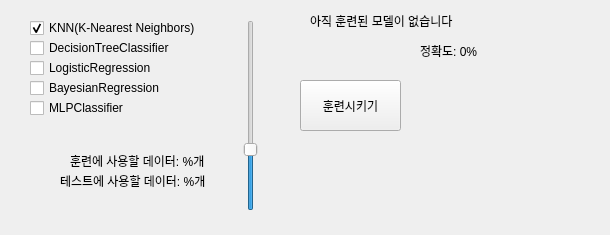
First picture: the form in test.ui, repository CChuYong/IrisClassifier, before the edit.
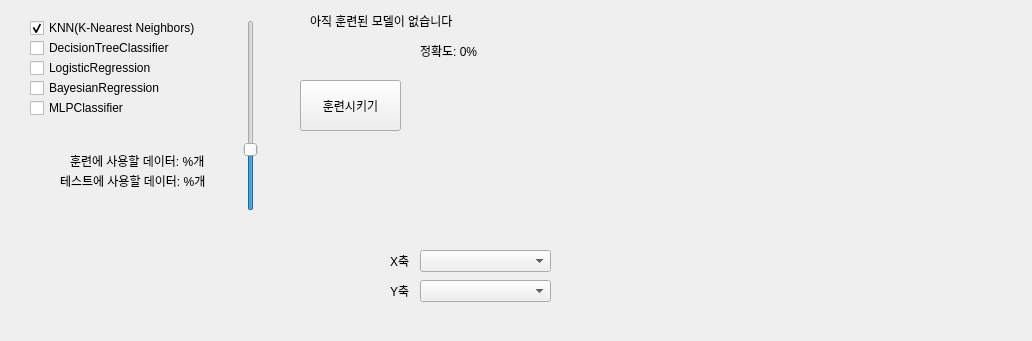
Second picture: the form after the edit.

Commit message: Updated Scatter Graph Implementation

Patch:
```diff
--- a/test.ui
+++ b/test.ui
@@ -6,8 +6,8 @@
    <rect>
     <x>0</x>
     <y>0</y>
-    <width>610</width>
-    <height>235</height>
+    <width>1032</width>
+    <height>341</height>
    </rect>
   </property>
   <property name="windowTitle">
@@ -168,6 +168,62 @@
     <string>MLPClassifier</string>
    </property>
   </widget>
+  <widget class="QWidget" name="widget" native="true">
+   <property name="geometry">
+    <rect>
+     <x>570</x>
+     <y>20</y>
+     <width>421</width>
+     <height>291</height>
+    </rect>
+   </property>
+  </widget>
+  <widget class="QComboBox" name="xBox">
+   <property name="geometry">
+    <rect>
+     <x>420</x>
+     <y>250</y>
+     <width>131</width>
+     <height>22</height>
+    </rect>
+   </property>
+  </widget>
+  <widget class="QComboBox" name="yBox">
+   <property name="geometry">
+    <rect>
+     <x>420</x>
+     <y>280</y>
+     <width>131</width>
+     <height>22</height>
+    </rect>
+   </property>
+  </widget>
+  <widget class="QLabel" name="targetMod_2">
+   <property name="geometry">
+    <rect>
+     <x>390</x>
+     <y>250</y>
+     <width>21</width>
+     <height>21</height>
+    </rect>
+   </property>
+   <property name="text">
+    <string>X축</string>
+   </property>
+  </widget>
+  <widget class="QLabel" name="targetMod_3">
+   <property name="geometry">
+    <rect>
+     <x>390</x>
+     <y>280</y>
+     <width>21</width>
+     <height>21</height>
+    </rect>
+   </property>
+   <property name="text">
+    <string>Y축</string>
+   </property>
+  </widget>
  </widget>
  <resources/>
  <connections/>
```
The commit also changes 1 other file.
